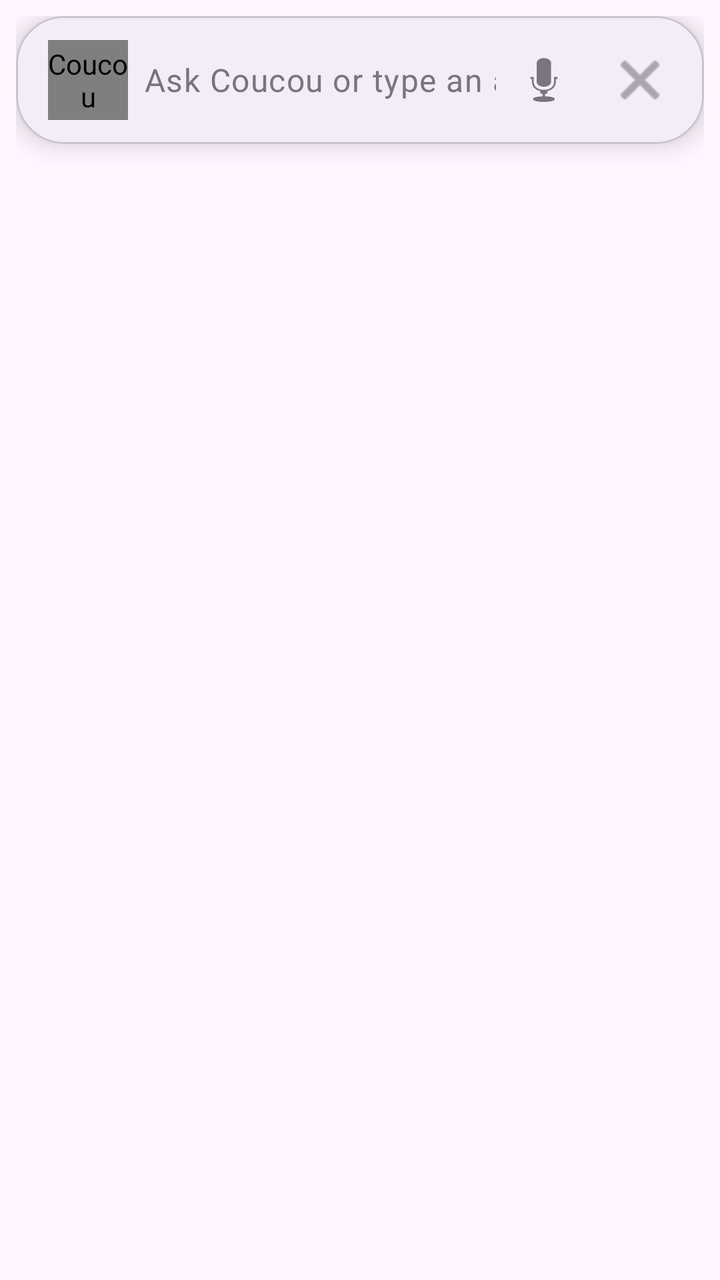
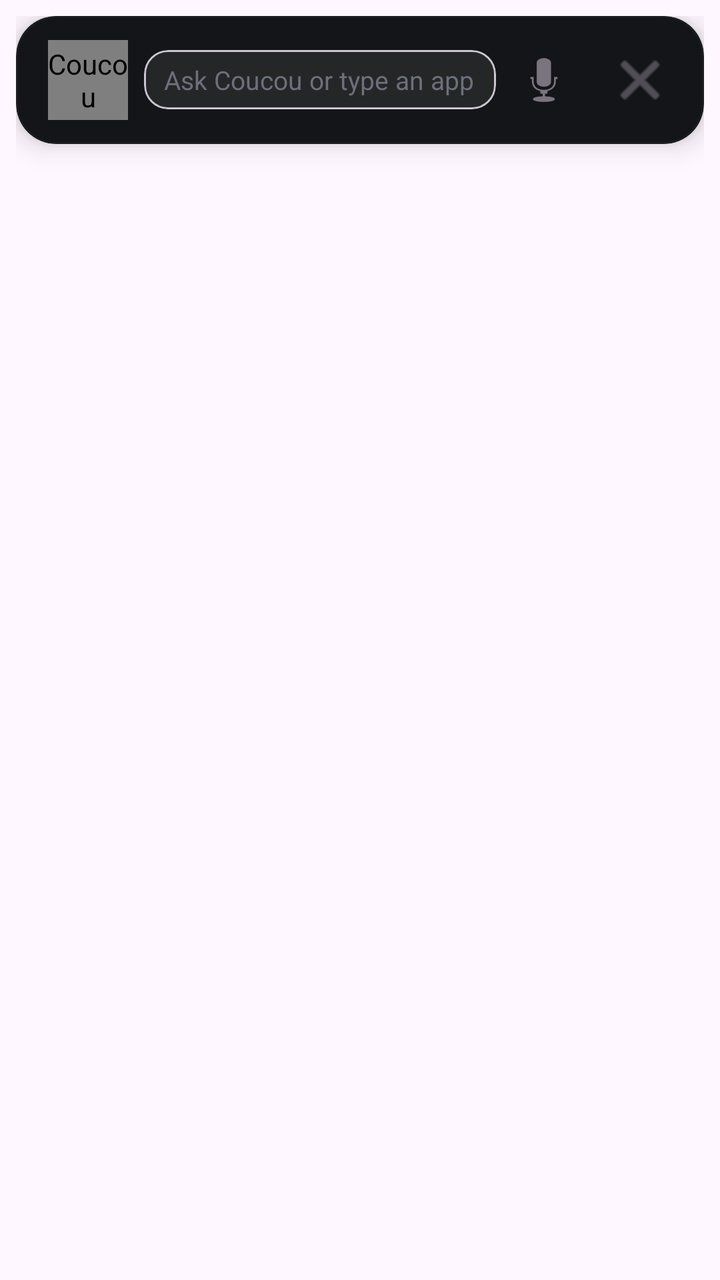

Compare the two renders of this Android layout. The source of the first and the diff that turns it into the second are given below.
<!-- AndroidManifest.xml: application theme Theme.Coucou -->
<!-- res/layout/overlay_ask_bar.xml -->
<?xml version="1.0" encoding="utf-8"?>
<LinearLayout xmlns:android="http://schemas.android.com/apk/res/android"
    xmlns:app="http://schemas.android.com/apk/res-auto"
    android:id="@+id/bubble_root"
    android:layout_width="match_parent"
    android:layout_height="wrap_content"
    android:orientation="vertical"
    android:padding="8dp">

    <com.google.android.material.card.MaterialCardView
        android:layout_width="match_parent"
        android:layout_height="wrap_content"
        app:cardCornerRadius="24dp"
        app:cardElevation="8dp"
        app:cardBackgroundColor="?attr/colorSurfaceContainer">

        <LinearLayout
            android:layout_width="match_parent"
            android:layout_height="wrap_content"
            android:orientation="horizontal"
            android:gravity="center_vertical"
            android:paddingStart="16dp"
            android:paddingEnd="8dp"
            android:paddingTop="8dp"
            android:paddingBottom="8dp">

            <com.coucou.android.CoucouCharacterView
                android:id="@+id/coucou_character"
                android:layout_width="40dp"
                android:layout_height="40dp"
                android:layout_marginEnd="8dp"
                android:contentDescription="@string/app_name" />

            <EditText
                android:id="@+id/ask_input"
                android:layout_width="0dp"
                android:layout_height="wrap_content"
                android:layout_weight="1"
                android:background="@null"
                android:hint="@string/ask_bar_hint"
                android:imeOptions="actionGo"
                android:inputType="text"
                android:singleLine="true"
                android:textAppearance="?attr/textAppearanceBodyLarge"
                android:textColor="?attr/colorOnSurface"
                android:textColorHint="?attr/colorOutline" />

            <ImageButton
                android:id="@+id/bubble_mic"
                android:layout_width="48dp"
                android:layout_height="48dp"
                android:background="?attr/selectableItemBackgroundBorderless"
                android:contentDescription="@string/mic_not_available"
                app:srcCompat="@android:drawable/ic_btn_speak_now"
                app:tint="?attr/colorOutline" />

            <ImageButton
                android:id="@+id/ask_close"
                android:layout_width="48dp"
                android:layout_height="48dp"
                android:background="?attr/selectableItemBackgroundBorderless"
                android:contentDescription="@string/close"
                app:srcCompat="@android:drawable/ic_menu_close_clear_cancel"
                app:tint="?attr/colorOutline" />

        </LinearLayout>

    </com.google.android.material.card.MaterialCardView>

    <TextView
        android:id="@+id/ask_result"
        android:layout_width="match_parent"
        android:layout_height="wrap_content"
        android:layout_marginTop="8dp"
        android:paddingStart="16dp"
        android:paddingEnd="16dp"
        android:textAppearance="?attr/textAppearanceBodyMedium"
        android:textColor="?attr/colorOnSurface"
        android:visibility="gone" />

</LinearLayout>
<!-- resources referenced by this layout -->
<resources>
  <string name="app_name">Coucou</string>
  <string name="ask_bar_hint">Ask Coucou or type an app name</string>
  <string name="close">Close</string>
  <string name="mic_not_available">Voice input not available yet</string>
  <style name="Theme.Coucou" parent="Theme.Material3.DayNight.NoActionBar">
          <item name="colorPrimary">@color/coucou_primary</item>
          <item name="colorOnPrimary">@color/coucou_on_primary</item>
          <item name="colorPrimaryContainer">@color/coucou_primary_container</item>
          <item name="colorOnPrimaryContainer">@color/coucou_on_primary_container</item>
          <item name="colorSurface">@color/coucou_surface</item>
          <item name="colorOnSurface">@color/coucou_on_surface</item>
          <item name="colorSurfaceContainer">@color/coucou_surface_container</item>
          <item name="colorOutline">@color/coucou_outline</item>
      </style>
  <color name="coucou_primary">#6750A4</color>
  <color name="coucou_on_primary">#FFFFFF</color>
  <color name="coucou_primary_container">#EADDFF</color>
  <color name="coucou_on_primary_container">#21005D</color>
  <color name="coucou_surface">#FEF7FF</color>
  <color name="coucou_on_surface">#1D1B20</color>
  <color name="coucou_surface_container">#F3EDF7</color>
  <color name="coucou_outline">#79747E</color>
</resources>

<!-- the commit's change to res/layout/overlay_ask_bar.xml (unified diff, before → after) -->
@@ -10,9 +10,11 @@
     <com.google.android.material.card.MaterialCardView
         android:layout_width="match_parent"
         android:layout_height="wrap_content"
-        app:cardCornerRadius="24dp"
+        app:cardCornerRadius="20dp"
         app:cardElevation="8dp"
-        app:cardBackgroundColor="?attr/colorSurfaceContainer">
+        app:cardBackgroundColor="@color/coucou_card"
+        app:strokeWidth="1dp"
+        app:strokeColor="@color/coucou_hairline">
 
         <LinearLayout
             android:layout_width="match_parent"
@@ -31,19 +33,33 @@
                 android:layout_marginEnd="8dp"
                 android:contentDescription="@string/app_name" />
 
-            <EditText
-                android:id="@+id/ask_input"
+            <com.google.android.material.card.MaterialCardView
                 android:layout_width="0dp"
                 android:layout_height="wrap_content"
                 android:layout_weight="1"
-                android:background="@null"
-                android:hint="@string/ask_bar_hint"
-                android:imeOptions="actionGo"
-                android:inputType="text"
-                android:singleLine="true"
-                android:textAppearance="?attr/textAppearanceBodyLarge"
-                android:textColor="?attr/colorOnSurface"
-                android:textColorHint="?attr/colorOutline" />
+                app:cardCornerRadius="12dp"
+                app:cardElevation="0dp"
+                app:cardBackgroundColor="@color/coucou_input_bg"
+                app:cardPreventCornerOverlap="false">
+
+                <EditText
+                    android:id="@+id/ask_input"
+                    android:layout_width="match_parent"
+                    android:layout_height="wrap_content"
+                    android:background="@null"
+                    android:hint="@string/ask_bar_hint"
+                    android:imeOptions="actionGo"
+                    android:inputType="text"
+                    android:singleLine="true"
+                    android:textSize="13sp"
+                    android:textColor="@color/coucou_ink"
+                    android:textColorHint="@color/coucou_dim_3"
+                    android:paddingStart="10dp"
+                    android:paddingEnd="10dp"
+                    android:paddingTop="6dp"
+                    android:paddingBottom="6dp" />
+
+            </com.google.android.material.card.MaterialCardView>
 
             <ImageButton
                 android:id="@+id/bubble_mic"
<!-- resource entries referenced after the edit -->
@@ -1,5 +1,10 @@
 <!-- resources referenced by this layout -->
 <resources>
+  <color name="coucou_card">#141518</color>
+  <color name="coucou_dim_3">#6B7079</color>
+  <color name="coucou_hairline">#09FFFFFF</color>
+  <color name="coucou_ink">#F5F6F8</color>
+  <color name="coucou_input_bg">#12FFFFFF</color>
   <string name="app_name">Coucou</string>
   <string name="ask_bar_hint">Ask Coucou or type an app name</string>
   <string name="close">Close</string>
